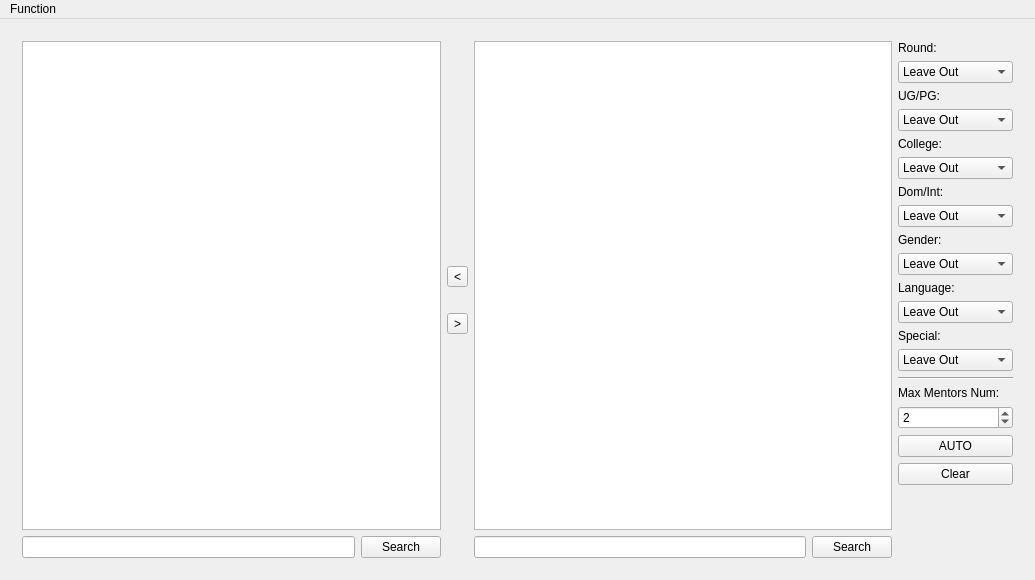
Qt form Menters-and-Mentees-Matching-Program/mainwindow.ui (shuanglengyunji/Menters-and-Mentees-Matching-Program) before a commit.
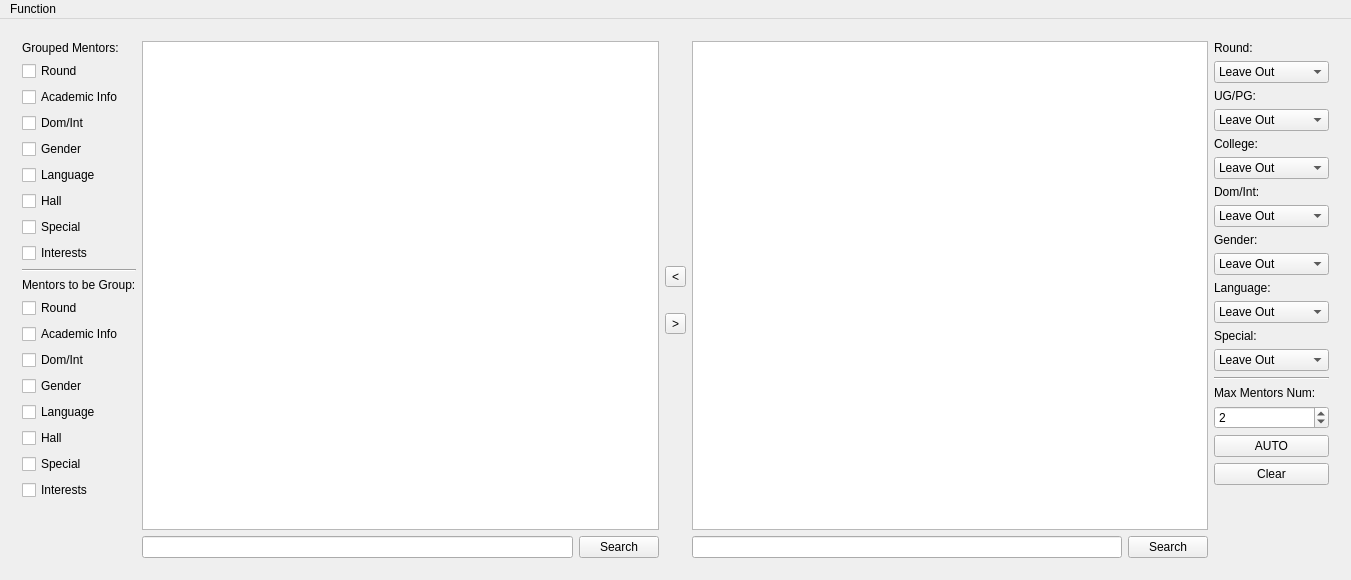
The same form after that commit. Icons and pictures are not drawn.

Commit message: Add hide box on mentor group page

The edit to the form file:
```diff
--- a/Menters-and-Mentees-Matching-Program/mainwindow.ui
+++ b/Menters-and-Mentees-Matching-Program/mainwindow.ui
@@ -6,7 +6,7 @@
    <rect>
     <x>0</x>
     <y>0</y>
-    <width>1035</width>
+    <width>1351</width>
     <height>580</height>
    </rect>
   </property>
@@ -445,7 +445,49 @@
         </widget>
         <widget class="QWidget" name="page_group_mentors">
          <layout class="QGridLayout" name="gridLayout_9">
+          <item row="0" column="5">
+           <layout class="QGridLayout" name="gridLayout_mentor_to_be_group">
+            <item row="3" column="0">
+             <layout class="QGridLayout" name="gridLayout_mentor_to_be_group_2">
+              <item row="0" column="0">
+               <widget class="QLineEdit" name="lineEdit_group_mentor_to_be_group_search"/>
+              </item>
+              <item row="0" column="1">
+               <widget class="QPushButton" name="pushButton_group_mentor_to_be_group_search">
+                <property name="text">
+                 <string>Search</string>
+                </property>
+               </widget>
+              </item>
+             </layout>
+            </item>
+            <item row="2" column="0">
+             <widget class="QTableView" name="tableView_group_mentor_to_be_group"/>
+            </item>
+           </layout>
+          </item>
           <item row="0" column="1">
+           <layout class="QGridLayout" name="gridLayout_grouped_mentor">
+            <item row="2" column="0">
+             <widget class="QTableView" name="tableView_group_mentor_grouped"/>
+            </item>
+            <item row="3" column="0">
+             <layout class="QGridLayout" name="gridLayout_grouped_mentor_search">
+              <item row="0" column="1">
+               <widget class="QPushButton" name="pushButton_group_mentor_grouped_search">
+                <property name="text">
+                 <string>Search</string>
+                </property>
+               </widget>
+              </item>
+              <item row="0" column="0">
+               <widget class="QLineEdit" name="lineEdit_group_mentor_grouped_search"/>
+              </item>
+             </layout>
+            </item>
+           </layout>
+          </item>
+          <item row="0" column="2">
            <layout class="QVBoxLayout" name="verticalLayout_left_and_right">
             <item>
              <spacer name="verticalSpacer_above_left_and_right">
@@ -496,7 +538,7 @@
             </item>
            </layout>
           </item>
-          <item row="0" column="5">
+          <item row="0" column="7">
            <layout class="QGridLayout" name="gridLayout_mentor_control">
             <item row="11" column="0">
              <widget class="QComboBox" name="comboBox_mentor_gender">
@@ -797,44 +839,152 @@
            </layout>
           </item>
           <item row="0" column="0">
-           <layout class="QGridLayout" name="gridLayout_grouped_mentor">
-            <item row="0" column="0">
-             <widget class="QTableView" name="tableView_group_mentor_grouped"/>
+           <layout class="QGridLayout" name="gridLayout_grouped_mentor_select">
+            <item row="8" column="1">
+             <widget class="QCheckBox" name="checkBox_group_mentor_grouped_interests">
+              <property name="text">
+               <string>Interests</string>
+              </property>
+             </widget>
             </item>
-            <item row="1" column="0">
-             <layout class="QGridLayout" name="gridLayout_grouped_mentor_search">
-              <item row="0" column="1">
-               <widget class="QPushButton" name="pushButton_group_mentor_grouped_search">
-                <property name="text">
-                 <string>Search</string>
-                </property>
-               </widget>
-              </item>
-              <item row="0" column="0">
-               <widget class="QLineEdit" name="lineEdit_group_mentor_grouped_search"/>
-              </item>
-             </layout>
+            <item row="7" column="1">
+             <widget class="QCheckBox" name="checkBox_group_mentor_grouped_special">
+              <property name="text">
+               <string>Special</string>
+              </property>
+             </widget>
             </item>
-           </layout>
-          </item>
-          <item row="0" column="4">
-           <layout class="QGridLayout" name="gridLayout_mentor_to_be_group">
-            <item row="0" column="0">
-             <widget class="QTableView" name="tableView_group_mentor_to_be_group"/>
+            <item row="19" column="1">
+             <spacer name="verticalSpacer_2">
+              <property name="orientation">
+               <enum>Qt::Vertical</enum>
+              </property>
+              <property name="sizeHint" stdset="0">
+               <size>
+                <width>20</width>
+                <height>40</height>
+               </size>
+              </property>
+             </spacer>
             </item>
-            <item row="1" column="0">
-             <layout class="QGridLayout" name="gridLayout_mentor_to_be_group_2">
-              <item row="0" column="0">
-               <widget class="QLineEdit" name="lineEdit_group_mentor_to_be_group_search"/>
-              </item>
-              <item row="0" column="1">
-               <widget class="QPushButton" name="pushButton_group_mentor_to_be_group_search">
-                <property name="text">
-                 <string>Search</string>
-                </property>
-               </widget>
-              </item>
-             </layout>
+            <item row="13" column="1">
+             <widget class="QCheckBox" name="checkBox_group_mentor_to_be_grouped_type">
+              <property name="text">
+               <string>Dom/Int</string>
+              </property>
+             </widget>
+            </item>
+            <item row="14" column="1">
+             <widget class="QCheckBox" name="checkBox_group_mentor_to_be_grouped_gender">
+              <property name="text">
+               <string>Gender</string>
+              </property>
+             </widget>
+            </item>
+            <item row="18" column="1">
+             <widget class="QCheckBox" name="checkBox_group_mentor_to_be_grouped_interests">
+              <property name="text">
+               <string>Interests</string>
+              </property>
+             </widget>
+            </item>
+            <item row="4" column="1">
+             <widget class="QCheckBox" name="checkBox_group_mentor_grouped_gender">
+              <property name="text">
+               <string>Gender</string>
+              </property>
+             </widget>
+            </item>
+            <item row="6" column="1">
+             <widget class="QCheckBox" name="checkBox_group_mentor_grouped_hall">
+              <property name="text">
+               <string>Hall</string>
+              </property>
+             </widget>
+            </item>
+            <item row="5" column="1">
+             <widget class="QCheckBox" name="checkBox_group_mentor_grouped_language">
+              <property name="text">
+               <string>Language</string>
+              </property>
+             </widget>
+            </item>
+            <item row="12" column="1">
+             <widget class="QCheckBox" name="checkBox_group_mentor_to_be_grouped_academic_info">
+              <property name="text">
+               <string>Academic Info</string>
+              </property>
+             </widget>
+            </item>
+            <item row="0" column="1">
+             <widget class="QLabel" name="label">
+              <property name="text">
+               <string>Grouped Mentors:</string>
+              </property>
+             </widget>
+            </item>
+            <item row="10" column="1">
+             <widget class="QLabel" name="label_2">
+              <property name="text">
+               <string>Mentors to be Group:</string>
+              </property>
+             </widget>
+            </item>
+            <item row="15" column="1">
+             <widget class="QCheckBox" name="checkBox_group_mentor_to_be_grouped_language">
+              <property name="text">
+               <string>Language</string>
+              </property>
+             </widget>
+            </item>
+            <item row="1" column="1">
+             <widget class="QCheckBox" name="checkBox_group_mentor_grouped_round">
+              <property name="text">
+               <string>Round</string>
+              </property>
+             </widget>
+            </item>
+            <item row="3" column="1">
+             <widget class="QCheckBox" name="checkBox_group_mentor_grouped_type">
+              <property name="text">
+               <string>Dom/Int</string>
+              </property>
+             </widget>
+            </item>
+            <item row="2" column="1">
+             <widget class="QCheckBox" name="checkBox_group_mentor_grouped_academic_info">
+              <property name="text">
+               <string>Academic Info</string>
+              </property>
+             </widget>
+            </item>
+            <item row="17" column="1">
+             <widget class="QCheckBox" name="checkBox_group_mentor_to_be_grouped_special">
+              <property name="text">
+               <string>Special</string>
+              </property>
+             </widget>
+            </item>
+            <item row="11" column="1">
+             <widget class="QCheckBox" name="checkBox_group_mentor_to_be_grouped_round">
+              <property name="text">
+               <string>Round</string>
+              </property>
+             </widget>
+            </item>
+            <item row="16" column="1">
+             <widget class="QCheckBox" name="checkBox_group_mentor_to_be_grouped_hall">
+              <property name="text">
+               <string>Hall</string>
+              </property>
+             </widget>
+            </item>
+            <item row="9" column="1">
+             <widget class="Line" name="line_4">
+              <property name="orientation">
+               <enum>Qt::Horizontal</enum>
+              </property>
+             </widget>
             </item>
            </layout>
           </item>
@@ -1196,7 +1346,7 @@
     <rect>
      <x>0</x>
      <y>0</y>
-     <width>1035</width>
+     <width>1351</width>
      <height>21</height>
     </rect>
    </property>
```
Left out of the diff: 178 changed lines with no effect on the pictures. The commit also changes 1 other file.
